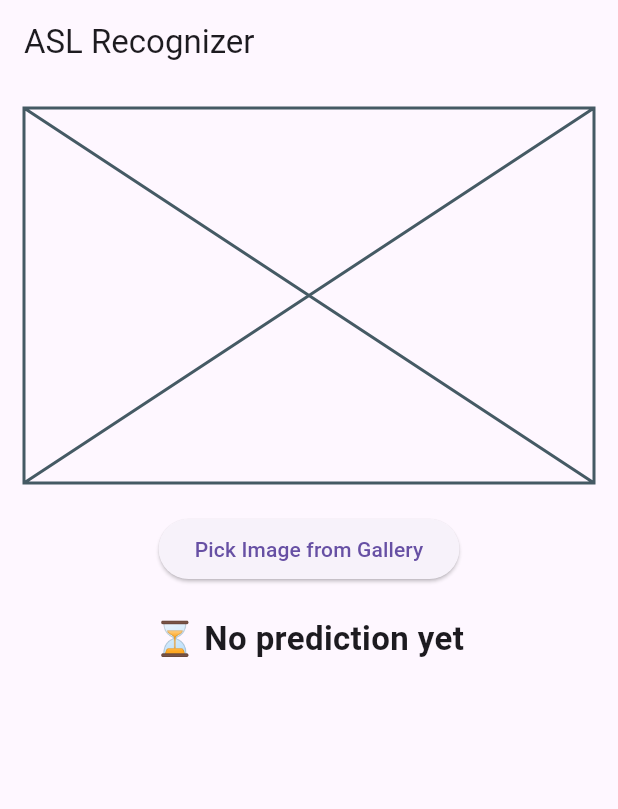
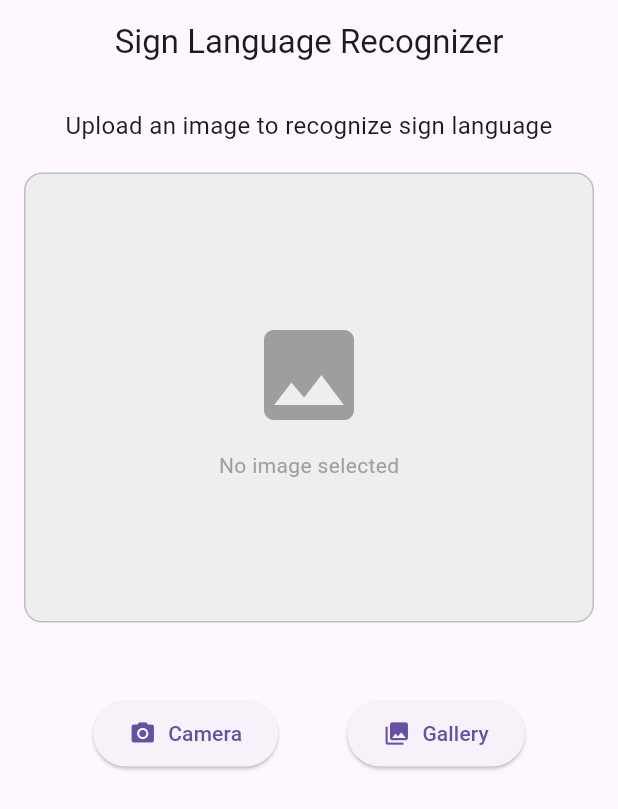
Before and after one commit to hanahatem1/sign_languages_app, a Flutter app: the screen it shows after launch, on a phone screen of 412 x 824 dp. Shown: the top 809 px of the screen. Run offline on Flutter 3.47's test engine with Material 3 defaults, Android fonts, the phone set to English and light mode, and no system bars; our stand-ins replace image_picker; missing offline and left inert: tflite_flutter.

Commit message:
intergrated with machine code but not working

```diff
--- a/lib/main.dart
+++ b/lib/main.dart
@@ -1,19 +1,31 @@
 import 'package:flutter/material.dart';
-import 'package:sign_languages_app/sign_languages_recognizer.dart';
+import 'package:provider/provider.dart';
+import 'package:sign_languages_app/providers/sign_recognation_provider.dart';
+import 'screens/home_screen.dart';
 
-void main() {
-  runApp(const MyApp());
+void main() async {
+  WidgetsFlutterBinding.ensureInitialized();
+  runApp(
+    ChangeNotifierProvider(
+      create: (context) => SignRecognitionProvider(),
+      child: const MyApp(),
+    ),
+  );
 }
 
 class MyApp extends StatelessWidget {
-  const MyApp({super.key});
+  const MyApp({Key? key}) : super(key: key);
 
-  // This widget is the root of your application.
   @override
   Widget build(BuildContext context) {
     return MaterialApp(
-      debugShowCheckedModeBanner: false,
-      home: SignLanguageRecognizer(),
+      title: 'Sign Language Recognizer',
+      theme: ThemeData(
+        primarySwatch: Colors.blue,
+        visualDensity: VisualDensity.adaptivePlatformDensity,
+        useMaterial3: true,
+      ),
+      home: const HomeScreen(),
     );
   }
 }
--- /dev/null
+++ b/lib/providers/sign_recognation_provider.dart
@@ -0,0 +1,89 @@
+import 'dart:io';
+import 'package:flutter/material.dart';
+import 'package:image_picker/image_picker.dart';
+import '../services/tflite_service.dart';
+
+class SignRecognitionProvider with ChangeNotifier {
+  File? _image;
+  bool _isLoading = false;
+  String _recognizedSign = '';
+  double _confidence = 0.0;
+  final TFLiteService _tfLiteService = TFLiteService();
+  bool _modelLoaded = false;
+
+  File? get image => _image;
+  bool get isLoading => _isLoading;
+  String get recognizedSign => _recognizedSign;
+  double get confidence => _confidence;
+  bool get modelLoaded => _modelLoaded;
+
+  Future<void> initializeModel() async {
+    _isLoading = true;
+    notifyListeners();
+
+    try {
+      await _tfLiteService.loadModel();
+      _modelLoaded = true;
+    } catch (e) {
+      debugPrint('Failed to load model: $e');
+    }
+
+    _isLoading = false;
+    notifyListeners();
+  }
+
+  Future<void> getImageFromGallery() async {
+    final picker = ImagePicker();
+    final pickedFile = await picker.pickImage(source: ImageSource.gallery);
+
+    if (pickedFile != null) {
+      _image = File(pickedFile.path);
+      _recognizedSign = '';
+      _confidence = 0.0;
+      notifyListeners();
+
+      await recognizeSign();
+    }
+  }
+
+  Future<void> getImageFromCamera() async {
+    final picker = ImagePicker();
+    final pickedFile = await picker.pickImage(source: ImageSource.camera);
+
+    if (pickedFile != null) {
+      _image = File(pickedFile.path);
+      _recognizedSign = '';
+      _confidence = 0.0;
+      notifyListeners();
+
+      await recognizeSign();
+    }
+  }
+
+  Future<void> recognizeSign() async {
+    if (_image == null || !_modelLoaded) return;
+
+    _isLoading = true;
+    notifyListeners();
+
+    try {
+      final result = await _tfLiteService.recognizeImage(_image!);
+      _recognizedSign = result['label'];
+      _confidence = result['confidence'];
+    } catch (e) {
+      debugPrint('Error recognizing sign: $e');
+      _recognizedSign = 'Error recognizing sign';
+      _confidence = 0.0;
+    }
+
+    _isLoading = false;
+    notifyListeners();
+  }
+
+  void resetRecognition() {
+    _image = null;
+    _recognizedSign = '';
+    _confidence = 0.0;
+    notifyListeners();
+  }
+}
--- /dev/null
+++ b/lib/screens/home_screen.dart
@@ -0,0 +1,116 @@
+import 'package:flutter/material.dart';
+import 'package:provider/provider.dart';
+import 'package:sign_languages_app/providers/sign_recognation_provider.dart';
+import 'package:sign_languages_app/widgets/image_perview.dart';
+
+import '../widgets/result_display.dart';
+
+class HomeScreen extends StatefulWidget {
+  const HomeScreen({Key? key}) : super(key: key);
+
+  @override
+  State<HomeScreen> createState() => _HomeScreenState();
+}
+
+class _HomeScreenState extends State<HomeScreen> {
+  @override
+  void initState() {
+    super.initState();
+    WidgetsBinding.instance.addPostFrameCallback((_) {
+      context.read<SignRecognitionProvider>().initializeModel();
+    });
+  }
+
+  @override
+  Widget build(BuildContext context) {
+    return Scaffold(
+      appBar: AppBar(
+        title: const Text('Sign Language Recognizer'),
+        centerTitle: true,
+      ),
+      body: Consumer<SignRecognitionProvider>(
+        builder: (context, provider, _) {
+          if (provider.isLoading && !provider.modelLoaded) {
+            return const Center(
+              child: Column(
+                mainAxisAlignment: MainAxisAlignment.center,
+                children: [
+                  CircularProgressIndicator(),
+                  SizedBox(height: 20),
+                  Text('Loading model...'),
+                ],
+              ),
+            );
+          }
+
+          return SingleChildScrollView(
+            child: Padding(
+              padding: const EdgeInsets.all(16.0),
+              child: Column(
+                crossAxisAlignment: CrossAxisAlignment.stretch,
+                children: [
+                  const Text(
+                    'Upload an image to recognize sign language',
+                    style: TextStyle(fontSize: 16),
+                    textAlign: TextAlign.center,
+                  ),
+                  const SizedBox(height: 20),
+                  ImagePreview(
+                    image: provider.image,
+                    isLoading: provider.isLoading,
+                  ),
+                  const SizedBox(height: 20),
+                  ResultDisplay(
+                    recognizedSign: provider.recognizedSign,
+                    confidence: provider.confidence,
+                  ),
+                  const SizedBox(height: 30),
+                  Row(
+                    mainAxisAlignment: MainAxisAlignment.spaceEvenly,
+                    children: [
+                      ElevatedButton.icon(
+                        onPressed: provider.getImageFromCamera,
+                        icon: const Icon(Icons.camera_alt),
+                        label: const Text('Camera'),
+                        style: ElevatedButton.styleFrom(
+                          padding: const EdgeInsets.symmetric(
+                            horizontal: 24,
+                            vertical: 12,
+                          ),
+                        ),
+                      ),
+                      ElevatedButton.icon(
+                        onPressed: provider.getImageFromGallery,
+                        icon: const Icon(Icons.photo_library),
+                        label: const Text('Gallery'),
+                        style: ElevatedButton.styleFrom(
+                          padding: const EdgeInsets.symmetric(
+                            horizontal: 24,
+                            vertical: 12,
+                          ),
+                        ),
+                      ),
+                    ],
+                  ),
+                  if (provider.image != null)
+                    Padding(
+                      padding: const EdgeInsets.only(top: 16.0),
+                      child: ElevatedButton.icon(
+                        onPressed: provider.resetRecognition,
+                        icon: const Icon(Icons.refresh),
+                        label: const Text('Reset'),
+                        style: ElevatedButton.styleFrom(
+                          backgroundColor: Colors.redAccent,
+                          foregroundColor: Colors.white,
+                        ),
+                      ),
+                    ),
+                ],
+              ),
+            ),
+          );
+        },
+      ),
+    );
+  }
+}
--- a/lib/sign_languages_recognizer.dart
+++ b/lib/sign_languages_recognizer.dart
@@ -1,3 +1,4 @@
+/*
 import 'dart:io';
 import 'dart:typed_data';
 import 'package:flutter/material.dart';
@@ -128,4 +129,4 @@ class _SignLanguageRecognizerState extends State<SignLanguageRecognizer> {
       ),
     );
   }
-}
+}*/
--- /dev/null
+++ b/lib/widgets/image_perview.dart
@@ -0,0 +1,68 @@
+import 'dart:io';
+import 'package:flutter/material.dart';
+
+class ImagePreview extends StatelessWidget {
+  final File? image;
+  final bool isLoading;
+
+  const ImagePreview({
+    Key? key,
+    required this.image,
+    required this.isLoading,
+  }) : super(key: key);
+
+  @override
+  Widget build(BuildContext context) {
+    return Container(
+      height: 300,
+      width: double.infinity,
+      decoration: BoxDecoration(
+        color: Colors.grey[200],
+        borderRadius: BorderRadius.circular(12),
+        border: Border.all(color: Colors.grey[400]!),
+      ),
+      child: ClipRRect(
+        borderRadius: BorderRadius.circular(12),
+        child: Stack(
+          alignment: Alignment.center,
+          children: [
+            if (image != null)
+              Image.file(
+                image!,
+                fit: BoxFit.cover,
+                width: double.infinity,
+                height: double.infinity,
+              )
+            else
+              Column(
+                mainAxisAlignment: MainAxisAlignment.center,
+                children: const [
+                  Icon(
+                    Icons.image,
+                    size: 80,
+                    color: Colors.grey,
+                  ),
+                  SizedBox(height: 10),
+                  Text(
+                    'No image selected',
+                    style: TextStyle(color: Colors.grey),
+                  ),
+                ],
+              ),
+            if (isLoading)
+              Container(
+                width: double.infinity,
+                height: double.infinity,
+                color: Colors.black45,
+                child: const Center(
+                  child: CircularProgressIndicator(
+                    color: Colors.white,
+                  ),
+                ),
+              ),
+          ],
+        ),
+      ),
+    );
+  }
+}
```
Also changed, not shown: lib/services/tflite_service.dart (added, +124 -0 lines), lib/widgets/result_display.dart (added, +61 -0 lines), pubspec.yaml (+10 -8 lines), pubspec.lock, 3 other files.
